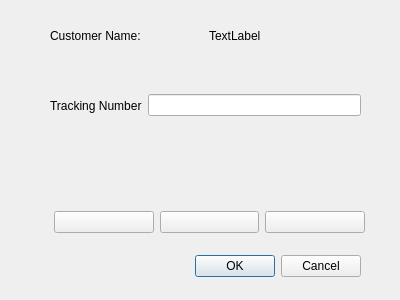
PTDreamer/prestaColiConnector, file prestashopApp/trackingnumberdialog.ui: the form before one commit.
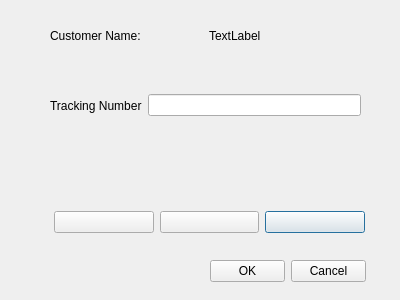
The form after the commit. Icons and pictures are not drawn.

Commit message: app tracking info fixes

What changed in the file:
```diff
--- a/prestashopApp/trackingnumberdialog.ui
+++ b/prestashopApp/trackingnumberdialog.ui
@@ -13,22 +13,6 @@
   <property name="windowTitle">
    <string>Dialog</string>
   </property>
-  <widget class="QDialogButtonBox" name="buttonBox">
-   <property name="geometry">
-    <rect>
-     <x>20</x>
-     <y>250</y>
-     <width>341</width>
-     <height>32</height>
-    </rect>
-   </property>
-   <property name="orientation">
-    <enum>Qt::Horizontal</enum>
-   </property>
-   <property name="standardButtons">
-    <set>QDialogButtonBox::Cancel|QDialogButtonBox::Ok</set>
-   </property>
-  </widget>
   <widget class="QWidget" name="horizontalLayoutWidget">
    <property name="geometry">
     <rect>
@@ -136,10 +120,29 @@
         <height>32</height>
        </size>
       </property>
+      <property name="autoDefault">
+       <bool>false</bool>
+      </property>
+      <property name="default">
+       <bool>true</bool>
+      </property>
      </widget>
     </item>
    </layout>
   </widget>
+  <widget class="QDialogButtonBox" name="buttonBox">
+   <property name="geometry">
+    <rect>
+     <x>210</x>
+     <y>260</y>
+     <width>156</width>
+     <height>23</height>
+    </rect>
+   </property>
+   <property name="standardButtons">
+    <set>QDialogButtonBox::Cancel|QDialogButtonBox::Ok</set>
+   </property>
+  </widget>
  </widget>
  <resources>
   <include location="resources.qrc"/>
```
Left out of the diff: 38 changed lines with no effect on the pictures. The commit also changes 2 other files.
